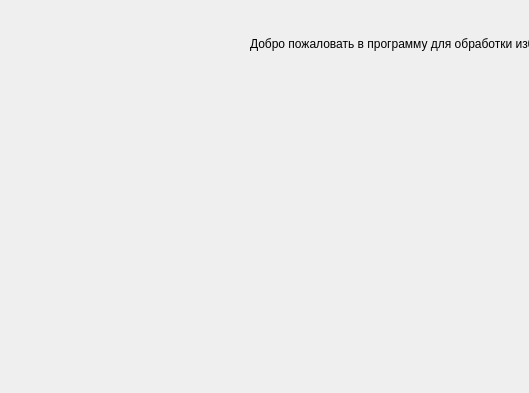
Old version of the form startform.ui in the repository nicknick1945/melonoma; both pictures show x 0 to 529 and y 107 to 500 of the 900 by 500 pixel window.
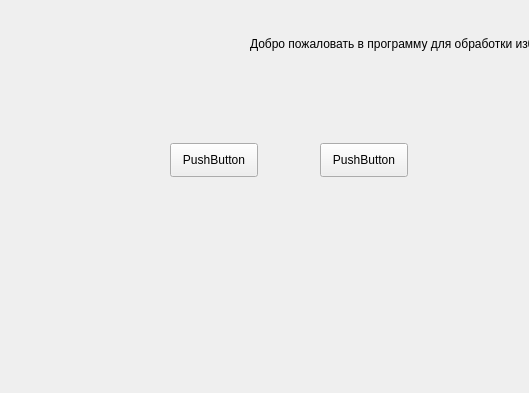
New version of the form.

What changed in the file:
```diff
--- a/startform.ui
+++ b/startform.ui
@@ -35,6 +35,32 @@
     <set>Qt::LinksAccessibleByMouse</set>
    </property>
   </widget>
+  <widget class="QPushButton" name="pushButton">
+   <property name="geometry">
+    <rect>
+     <x>320</x>
+     <y>250</y>
+     <width>88</width>
+     <height>34</height>
+    </rect>
+   </property>
+   <property name="text">
+    <string>PushButton</string>
+   </property>
+  </widget>
+  <widget class="QPushButton" name="pushButton_2">
+   <property name="geometry">
+    <rect>
+     <x>170</x>
+     <y>250</y>
+     <width>88</width>
+     <height>34</height>
+    </rect>
+   </property>
+   <property name="text">
+    <string>PushButton</string>
+   </property>
+  </widget>
  </widget>
  <resources/>
  <connections/>
```
